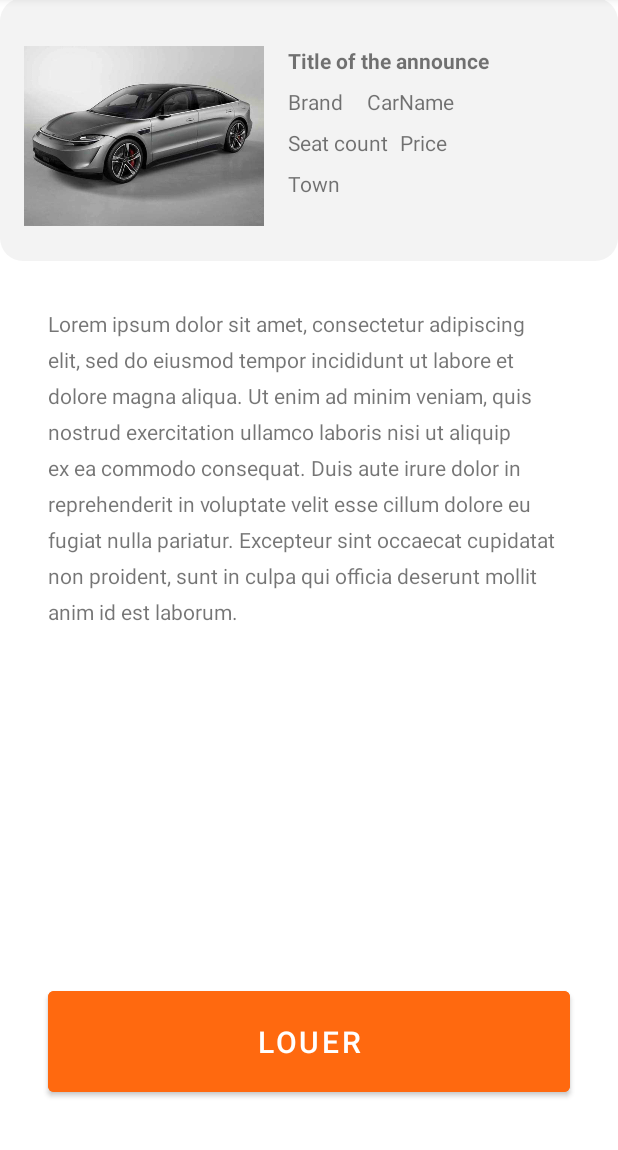
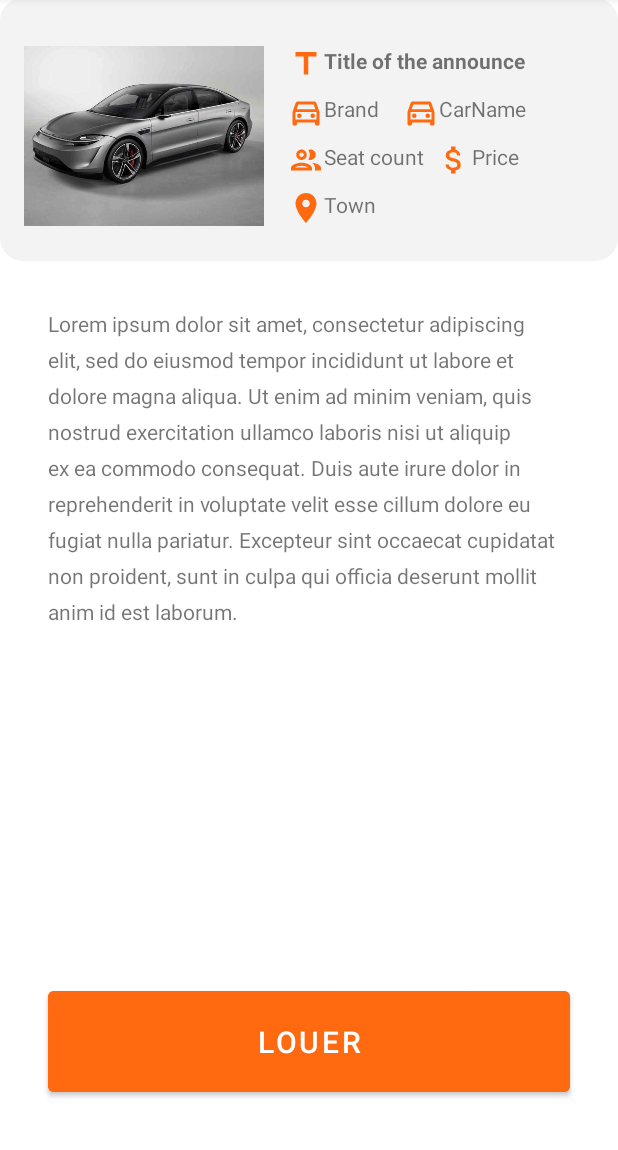
Before and after one commit to loupid/CarRentalMobile, an Android app: the AnnounceDetailsActivity screen opened directly, with no data from a screen before it, on a phone screen of 412 x 824 dp, the part 86-1236 px from its top. Run offline under Robolectric (Android 15) with nearby library versions, the phone set to English and light mode, and no system bars; 10 statements that could not run were skipped.

Commit message:
download image
download image

```diff
--- a/app/src/main/java/com/example/carrentalmobile/Database/InterfaceServer.java
+++ b/app/src/main/java/com/example/carrentalmobile/Database/InterfaceServer.java
@@ -14,10 +14,14 @@ import retrofit2.http.GET;
 import retrofit2.http.Multipart;
 import retrofit2.http.POST;
 import retrofit2.http.Part;
+import retrofit2.http.Url;
 
 public interface InterfaceServer {
     @GET("Php/CarsList.php")
     Call<List<AnnoucedCars>> getAllCarsListToRent();
+
+    @GET
+    Call<ResponseBody> download(@Url String url);
 
     @Multipart
     @POST("Php/Upload.php")
--- a/app/src/main/java/com/example/carrentalmobile/Database/RetroFitInstance.java
+++ b/app/src/main/java/com/example/carrentalmobile/Database/RetroFitInstance.java
@@ -7,7 +7,7 @@ public class RetroFitInstance {
     public static final String BASE_URL = "http://206.167.140.56:8080/A2020/420505RI/Equipe_1/";
     private static Retrofit retrofit;
 
-    public static Retrofit getInstance(){
+    public static Retrofit getInstance() {
         if (retrofit == null){
             retrofit = new Retrofit.Builder()
                     .baseUrl(BASE_URL)
--- a/app/src/main/java/com/example/carrentalmobile/Model/AnnoucedCars.java
+++ b/app/src/main/java/com/example/carrentalmobile/Model/AnnoucedCars.java
@@ -100,7 +100,7 @@ public class AnnoucedCars implements Parcelable {
     }
 
     public String getFilepath() {
-        return filepath;
+        return "Images/" + filepath;
     }
 
     public void setFilepath(String filepath) {
--- a/app/src/main/res/layout/activity_announce_details.xml
+++ b/app/src/main/res/layout/activity_announce_details.xml
@@ -19,7 +19,7 @@
         app:layout_constraintVertical_bias="0.0" />
 
     <ImageView
-        android:id="@+id/car_image"
+        android:id="@+id/details_car_image"
         android:layout_width="160dp"
         android:layout_height="120dp"
         android:layout_marginStart="16dp"
@@ -31,70 +31,76 @@
         app:srcCompat="@drawable/surprise_heard_of_a_sony_car" />
 
     <TextView
-        android:transitionName="carTitleTN"
         android:id="@+id/tvTitle"
         android:layout_width="wrap_content"
         android:layout_height="wrap_content"
         android:layout_marginStart="16dp"
         android:layout_marginTop="32dp"
+        android:drawableStart="@drawable/ic_outline_title_24"
         android:text="Title of the announce"
         android:textStyle="bold"
-        app:layout_constraintStart_toEndOf="@+id/car_image"
+        android:transitionName="carTitleTN"
+        app:layout_constraintStart_toEndOf="@+id/details_car_image"
         app:layout_constraintTop_toTopOf="@+id/ivCarInfos" />
 
     <TextView
-        android:transitionName="carBrandTN"
         android:id="@+id/tvBrand"
         android:layout_width="wrap_content"
         android:layout_height="wrap_content"
         android:layout_marginStart="16dp"
         android:layout_marginTop="8dp"
+        android:drawableStart="@drawable/ic_outline_directions_car_24"
         android:text="Brand"
-        app:layout_constraintStart_toEndOf="@+id/car_image"
+        android:transitionName="carBrandTN"
+        app:layout_constraintStart_toEndOf="@+id/details_car_image"
         app:layout_constraintTop_toBottomOf="@+id/tvTitle" />
 
     <TextView
-        android:transitionName="carNameTN"
         android:id="@+id/tvCarName"
         android:layout_width="wrap_content"
         android:layout_height="wrap_content"
         android:layout_marginStart="16dp"
         android:layout_marginTop="8dp"
+        android:drawableStart="@drawable/ic_outline_directions_car_24"
         android:text="CarName"
+        android:transitionName="carNameTN"
         app:layout_constraintStart_toEndOf="@+id/tvBrand"
         app:layout_constraintTop_toBottomOf="@+id/tvTitle" />
 
     <TextView
-        android:transitionName="carSeatCoutTN"
         android:id="@+id/tvSeatCount"
         android:layout_width="wrap_content"
         android:layout_height="wrap_content"
         android:layout_marginStart="16dp"
         android:layout_marginTop="8dp"
+        android:drawableStart="@drawable/ic_outline_people_24"
         android:text="Seat count"
-        app:layout_constraintStart_toEndOf="@+id/car_image"
+        android:transitionName="carSeatCoutTN"
+        app:layout_constraintStart_toEndOf="@+id/details_car_image"
         app:layout_constraintTop_toBottomOf="@+id/tvBrand" />
 
     <TextView
-        android:transitionName="carPriceTN"
         android:id="@+id/tvPrice"
         android:layout_width="wrap_content"
         android:layout_height="wrap_content"
         android:layout_marginStart="8dp"
         android:layout_marginTop="8dp"
+        android:drawableStart="@drawable/ic_outline_attach_money_24"
         android:text="Price"
+        android:transitionName="carPriceTN"
         app:layout_constraintStart_toEndOf="@+id/tvSeatCount"
         app:layout_constraintTop_toBottomOf="@+id/tvCarName" />
 
     <TextView
-        android:transitionName="carTownTN"
         android:id="@+id/tvTown"
         android:layout_width="wrap_content"
         android:layout_height="wrap_content"
         android:layout_marginStart="16dp"
         android:layout_marginTop="8dp"
+        android:drawableStart="@drawable/ic_baseline_location_on_24"
         android:text="Town"
-        app:layout_constraintStart_toEndOf="@+id/car_image"
+        android:transitionName="carTownTN"
+        app:layout_constraintStart_toEndOf="@+id/details_car_image"
         app:layout_constraintTop_toBottomOf="@+id/tvSeatCount" />
 
     <TextView
--- a/app/src/main/res/menu/burger_menu.xml
+++ b/app/src/main/res/menu/burger_menu.xml
@@ -12,6 +12,7 @@
         android:title="Add"
         app:showAsAction="always" />
     <item
+        android:id="@+id/menuProfile"
         android:icon="@drawable/ic_outline_person_outline_24"
         android:title="Profile"
         app:showAsAction="always" />
```
Also changed, not shown: app/src/main/java/com/example/carrentalmobile/Activities/AnnounceDetailsActivity.java (+34 -2 lines), app/src/main/java/com/example/carrentalmobile/Activities/LoginActivity.java (+32 -0 lines), app/src/main/java/com/example/carrentalmobile/Activities/MainActivity.java (+19 -34 lines), app/src/main/java/com/example/carrentalmobile/recyclerview/AdapterList.java (+29 -2 lines), app/src/main/res/layout/activity_login.xml (+16 -0 lines), app/src/main/res/layout/activity_main.xml (+0 -12 lines), app/src/main/res/layout/car_card.xml (+6 -5 lines).
